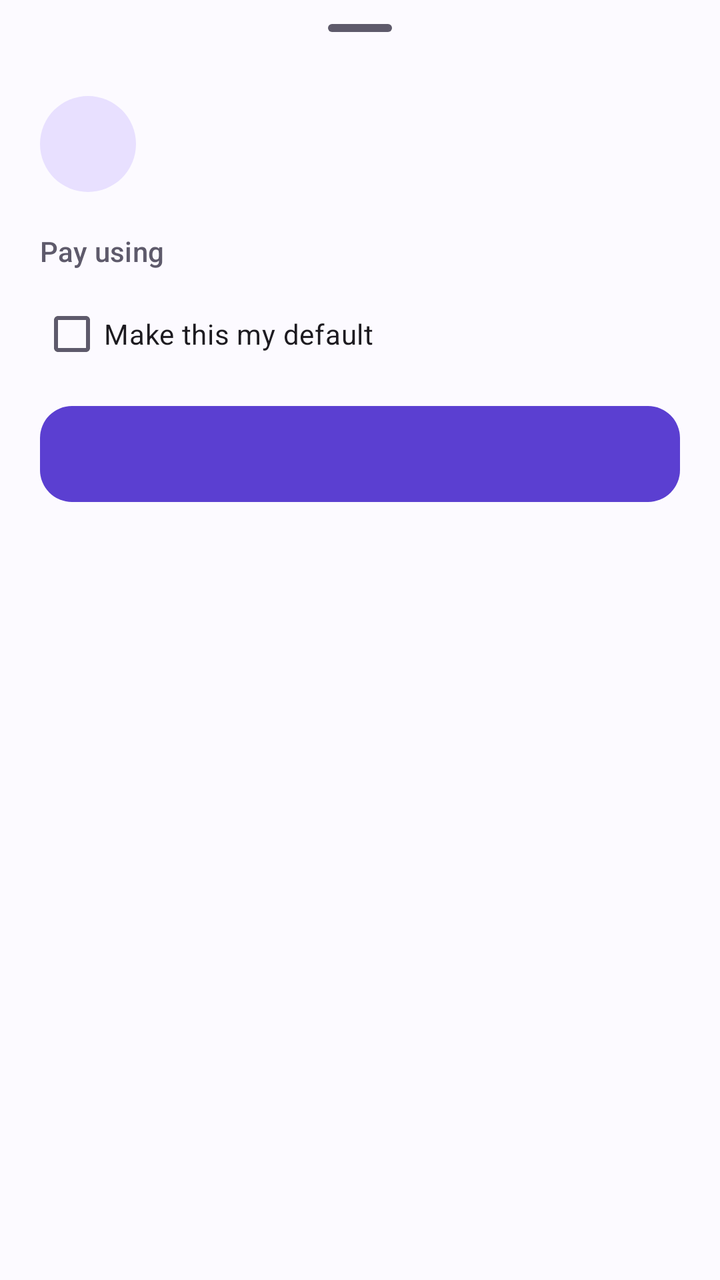
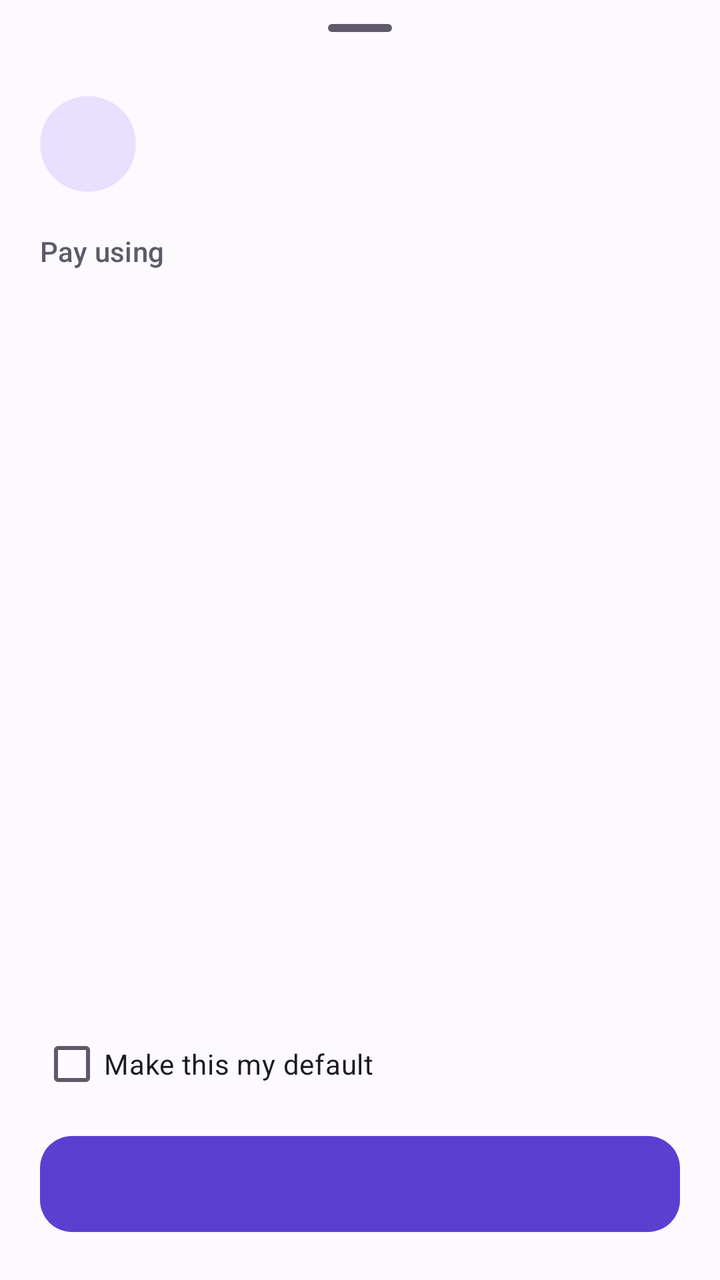

Before-and-after screenshots of an Android layout around one commit, followed by the original layout XML and the change that was made.
<!-- AndroidManifest.xml: application theme Theme.UpiHub -->
<!-- res/layout/sheet_chooser.xml -->
<?xml version="1.0" encoding="utf-8"?>
<LinearLayout xmlns:android="http://schemas.android.com/apk/res/android"
    android:layout_width="match_parent"
    android:layout_height="wrap_content"
    android:orientation="vertical"
    android:paddingHorizontal="20dp"
    android:paddingBottom="20dp">

    <com.google.android.material.bottomsheet.BottomSheetDragHandleView
        android:layout_width="match_parent"
        android:layout_height="wrap_content" />

    <LinearLayout
        android:layout_width="match_parent"
        android:layout_height="wrap_content"
        android:gravity="center_vertical"
        android:orientation="horizontal">

        <TextView
            android:id="@+id/avatar"
            android:layout_width="48dp"
            android:layout_height="48dp"
            android:background="@drawable/bg_avatar"
            android:gravity="center"
            android:textAppearance="?attr/textAppearanceTitleLarge"
            android:textColor="?attr/colorOnPrimaryContainer" />

        <LinearLayout
            android:layout_width="0dp"
            android:layout_height="wrap_content"
            android:layout_marginStart="14dp"
            android:layout_weight="1"
            android:orientation="vertical">

            <TextView
                android:id="@+id/payeeText"
                android:layout_width="wrap_content"
                android:layout_height="wrap_content"
                android:ellipsize="end"
                android:maxLines="1"
                android:textAppearance="?attr/textAppearanceTitleMedium"
                android:textStyle="bold" />

            <TextView
                android:id="@+id/detailText"
                android:layout_width="wrap_content"
                android:layout_height="wrap_content"
                android:ellipsize="end"
                android:maxLines="1"
                android:textAppearance="?attr/textAppearanceBodySmall"
                android:textColor="?attr/colorOnSurfaceVariant" />
        </LinearLayout>

        <TextView
            android:id="@+id/amountText"
            android:layout_width="wrap_content"
            android:layout_height="wrap_content"
            android:layout_marginStart="8dp"
            android:textAppearance="?attr/textAppearanceHeadlineSmall"
            android:textStyle="bold" />
    </LinearLayout>

    <TextView
        android:layout_width="match_parent"
        android:layout_height="wrap_content"
        android:layout_marginTop="20dp"
        android:layout_marginBottom="4dp"
        android:text="@string/choose_app"
        android:textAppearance="?attr/textAppearanceLabelLarge"
        android:textColor="?attr/colorOnSurfaceVariant" />

    <androidx.recyclerview.widget.RecyclerView
        android:id="@+id/appList"
        android:layout_width="match_parent"
        android:layout_height="wrap_content"
        android:overScrollMode="never" />

    <com.google.android.material.checkbox.MaterialCheckBox
        android:id="@+id/rememberCheck"
        android:layout_width="wrap_content"
        android:layout_height="wrap_content"
        android:layout_marginTop="4dp"
        android:text="@string/remember_default" />

    <com.google.android.material.button.MaterialButton
        android:id="@+id/payButton"
        android:layout_width="match_parent"
        android:layout_height="56dp"
        android:layout_marginTop="8dp"
        android:textAppearance="?attr/textAppearanceTitleSmall"
        app:cornerRadius="16dp"
        xmlns:app="http://schemas.android.com/apk/res-auto" />
</LinearLayout>
<!-- resources referenced by this layout -->
<resources>
  <!-- drawable bg_avatar (drawable) -->
  <shape xmlns:android="http://schemas.android.com/apk/res/android" android:shape="oval">
      <solid android:color="?attr/colorPrimaryContainer" />
  </shape>
  <string name="choose_app">Pay using</string>
  <string name="remember_default">Make this my default</string>
  <style name="Theme.UpiHub" parent="Theme.Material3.DayNight.NoActionBar">
          <item name="colorPrimary">@color/brand_primary</item>
          <item name="colorOnPrimary">@color/brand_on_primary</item>
          <item name="colorPrimaryContainer">@color/brand_primary_container</item>
          <item name="colorOnPrimaryContainer">@color/brand_on_primary_container</item>
          <item name="colorSecondary">@color/brand_secondary</item>
          <item name="colorSecondaryContainer">@color/brand_secondary_container</item>
          <item name="colorOnSecondaryContainer">@color/brand_on_secondary_container</item>
          <item name="colorSurface">@color/brand_surface</item>
          <item name="colorSurfaceContainer">@color/brand_surface_container</item>
          <item name="colorSurfaceContainerLow">@color/brand_surface_container</item>
          <item name="colorSurfaceContainerHigh">@color/brand_surface_container</item>
          <item name="colorOnSurface">@color/brand_on_surface</item>
          <item name="colorOnSurfaceVariant">@color/brand_on_surface_variant</item>
          <item name="colorOutline">@color/brand_outline</item>
          <item name="colorOutlineVariant">@color/brand_outline</item>
          <item name="android:colorBackground">@color/brand_surface</item>
          <item name="colorError">@color/error</item>
      </style>
  <color name="brand_primary">#5B3FD1</color>
  <color name="brand_on_primary">#FFFFFF</color>
  <color name="brand_primary_container">#E8E0FF</color>
  <color name="brand_on_primary_container">#1D0B66</color>
  <color name="brand_secondary">#00897B</color>
  <color name="brand_secondary_container">#C8F3EC</color>
  <color name="brand_on_secondary_container">#00201C</color>
  <color name="brand_surface">#FCFAFF</color>
  <color name="brand_surface_container">#F1EDFA</color>
  <color name="brand_on_surface">#1B1A21</color>
  <color name="brand_on_surface_variant">#5E5A6B</color>
  <color name="brand_outline">#CAC4D8</color>
  <color name="error">#BA1A1A</color>
</resources>

<!-- the commit's change to res/layout/sheet_chooser.xml (unified diff, before → after) -->
@@ -60,6 +60,27 @@
             android:textStyle="bold" />
     </LinearLayout>
 
+    <com.google.android.material.textfield.TextInputLayout
+        android:id="@+id/amountLayout"
+        style="@style/Widget.Material3.TextInputLayout.OutlinedBox"
+        android:layout_width="match_parent"
+        android:layout_height="wrap_content"
+        android:layout_marginTop="16dp"
+        android:hint="@string/enter_amount"
+        android:visibility="gone"
+        app:prefixText="₹ "
+        app:prefixTextAppearance="?attr/textAppearanceHeadlineSmall"
+        xmlns:app="http://schemas.android.com/apk/res-auto">
+
+        <com.google.android.material.textfield.TextInputEditText
+            android:id="@+id/amountInput"
+            android:layout_width="match_parent"
+            android:layout_height="wrap_content"
+            android:imeOptions="actionDone"
+            android:inputType="numberDecimal"
+            android:textAppearance="?attr/textAppearanceHeadlineSmall" />
+    </com.google.android.material.textfield.TextInputLayout>
+
     <TextView
         android:layout_width="match_parent"
         android:layout_height="wrap_content"
@@ -69,10 +90,12 @@
         android:textAppearance="?attr/textAppearanceLabelLarge"
         android:textColor="?attr/colorOnSurfaceVariant" />
 
+    
     <androidx.recyclerview.widget.RecyclerView
         android:id="@+id/appList"
         android:layout_width="match_parent"
         android:layout_height="wrap_content"
+        android:layout_weight="1"
         android:overScrollMode="never" />
 
     <com.google.android.material.checkbox.MaterialCheckBox
<!-- resource entries referenced after the edit -->
@@ -5,6 +5,7 @@
       <solid android:color="?attr/colorPrimaryContainer" />
   </shape>
   <string name="choose_app">Pay using</string>
+  <string name="enter_amount">Enter amount</string>
   <string name="remember_default">Make this my default</string>
   <style name="Theme.UpiHub" parent="Theme.Material3.DayNight.NoActionBar">
           <item name="colorPrimary">@color/brand_primary</item>
